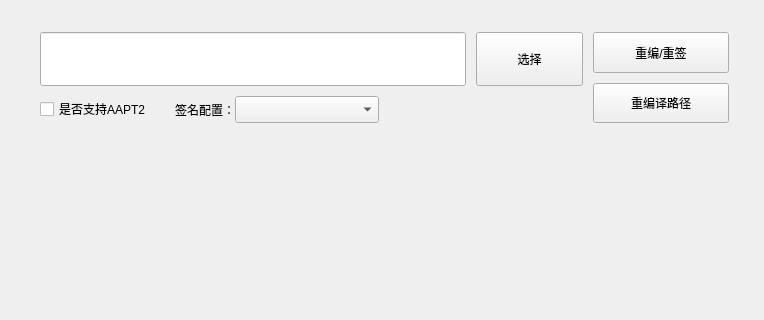
purejiang/BlankTool, file res/ui/widget_repack.ui: the form before one commit; both pictures show x 0 to 764 and y 0 to 320 of the 764 by 571 pixel window.
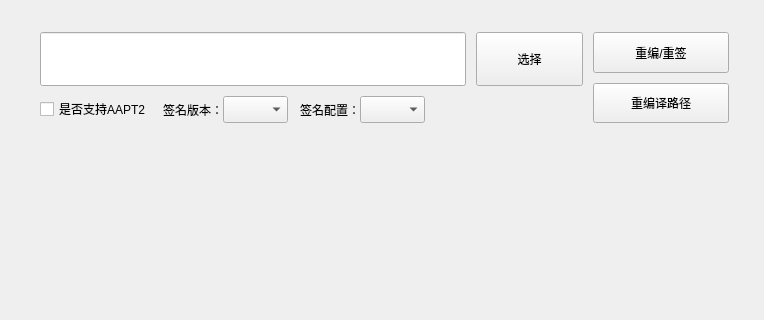
The form after the commit.

Commit message: 增加apk转aab的功能；重编功能增加v1v2版本签名选择；优化代码和项目结构

```diff
--- a/res/ui/widget_repack.ui
+++ b/res/ui/widget_repack.ui
@@ -111,9 +111,9 @@
                </layout>
               </item>
               <item>
-               <layout class="QHBoxLayout" name="horizontalLayout_8" stretch="0,1,1">
+               <layout class="QHBoxLayout" name="horizontalLayout_8" stretch="0,0,0,1">
                 <property name="spacing">
-                 <number>24</number>
+                 <number>12</number>
                 </property>
                 <item>
                  <widget class="QCheckBox" name="ckb_support_aapt2">
@@ -122,6 +122,41 @@
                   </property>
                  </widget>
                 </item>
+                <item>
+                 <layout class="QHBoxLayout" name="horizontalLayout_10">
+                  <property name="spacing">
+                   <number>0</number>
+                  </property>
+                  <item>
+                   <widget class="QLabel" name="label_3">
+                    <property name="sizePolicy">
+                     <sizepolicy hsizetype="Fixed" vsizetype="Preferred">
+                      <horstretch>0</horstretch>
+                      <verstretch>0</verstretch>
+                     </sizepolicy>
+                    </property>
+                    <property name="text">
+                     <string>签名版本：</string>
+                    </property>
+                   </widget>
+                  </item>
+                  <item>
+                   <widget class="QComboBox" name="cb_choose_signer_version">
+                    <property name="sizePolicy">
+                     <sizepolicy hsizetype="Expanding" vsizetype="Expanding">
+                      <horstretch>0</horstretch>
+                      <verstretch>0</verstretch>
+                     </sizepolicy>
+                    </property>
+                    <property name="font">
+                     <font>
+                      <pointsize>7</pointsize>
+                     </font>
+                    </property>
+                   </widget>
+                  </item>
+                 </layout>
+                </item>
                 <item>
                  <layout class="QHBoxLayout" name="horizontalLayout_9">
                   <property name="spacing">
```
Left out of the diff: 2 changed lines with no effect on the pictures. The commit also changes 17 other files.
